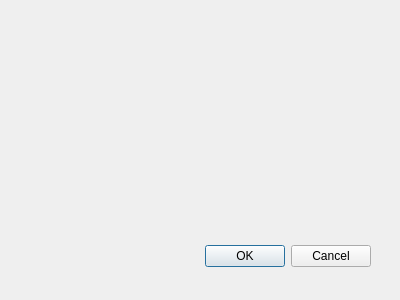
Qt form snapcraft-qt/install_local_snap_dialog.ui (snapcraft-gui/snapcraft-gui) before a commit.
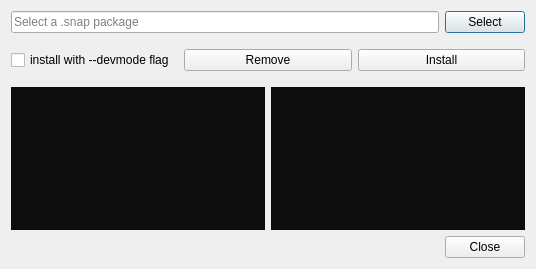
The same form after that commit. Icons and pictures are not drawn.

Commit message: Local snap package installer added, with capabilities to install package remove it after install , to test this click in package manager in file menu and select Install Local Snap .

```diff
--- a/snapcraft-qt/install_local_snap_dialog.ui
+++ b/snapcraft-qt/install_local_snap_dialog.ui
@@ -8,29 +8,131 @@
    <rect>
     <x>0</x>
     <y>0</y>
-    <width>400</width>
-    <height>300</height>
+    <width>536</width>
+    <height>269</height>
    </rect>
   </property>
   <property name="windowTitle">
    <string>Dialog</string>
   </property>
-  <widget name="buttonBox" class="QDialogButtonBox">
-   <property name="geometry">
-    <rect>
-     <x>30</x>
-     <y>240</y>
-     <width>341</width>
-     <height>32</height>
-    </rect>
-   </property>
-   <property name="orientation">
-    <enum>Qt::Horizontal</enum>
-   </property>
-   <property name="standardButtons">
-    <set>QDialogButtonBox::Cancel|QDialogButtonBox::Ok</set>
-   </property>
-  </widget>
+  <layout class="QVBoxLayout" name="verticalLayout">
+   <item>
+    <layout class="QHBoxLayout" name="horizontalLayout">
+     <item>
+      <widget class="QLineEdit" name="snap_path">
+       <property name="placeholderText">
+        <string>Select a .snap package</string>
+       </property>
+      </widget>
+     </item>
+     <item>
+      <widget class="QPushButton" name="choose_snap">
+       <property name="text">
+        <string>Select</string>
+       </property>
+      </widget>
+     </item>
+    </layout>
+   </item>
+   <item>
+    <layout class="QHBoxLayout" name="horizontalLayout_3">
+     <property name="topMargin">
+      <number>10</number>
+     </property>
+     <item>
+      <widget class="QCheckBox" name="devmode">
+       <property name="text">
+        <string>install with --devmode flag</string>
+       </property>
+      </widget>
+     </item>
+     <item>
+      <widget class="QPushButton" name="remove_snap">
+       <property name="text">
+        <string>Remove</string>
+       </property>
+      </widget>
+     </item>
+     <item>
+      <widget class="QPushButton" name="install_button">
+       <property name="text">
+        <string>Install</string>
+       </property>
+      </widget>
+     </item>
+    </layout>
+   </item>
+   <item>
+    <layout class="QHBoxLayout" name="horizontalLayout_4">
+     <property name="topMargin">
+      <number>10</number>
+     </property>
+     <item>
+      <widget class="QTextEdit" name="terminal_output">
+       <property name="font">
+        <font>
+         <pointsize>11</pointsize>
+        </font>
+       </property>
+       <property name="styleSheet">
+        <string notr="true">background-color:#0D0D0D;
+color: rgb(128, 89, 120);
+background-image: url(:/images/images/grid.png);
+background-attachment: fixed;</string>
+       </property>
+      </widget>
+     </item>
+     <item>
+      <widget class="QTextEdit" name="list">
+       <property name="font">
+        <font>
+         <pointsize>11</pointsize>
+        </font>
+       </property>
+       <property name="styleSheet">
+        <string notr="true">background-color:#0D0D0D;
+color: rgb(128, 89, 120);
+background-image: url(:/images/images/grid.png);
+background-attachment: fixed;</string>
+       </property>
+      </widget>
+     </item>
+    </layout>
+   </item>
+   <item>
+    <layout class="QHBoxLayout" name="horizontalLayout_2">
+     <property name="topMargin">
+      <number>0</number>
+     </property>
+     <item>
+      <spacer name="horizontalSpacer">
+       <property name="orientation">
+        <enum>Qt::Horizontal</enum>
+       </property>
+       <property name="sizeHint" stdset="0">
+        <size>
+         <width>40</width>
+         <height>20</height>
+        </size>
+       </property>
+      </spacer>
+     </item>
+     <item>
+      <widget class="QPushButton" name="close_dialog">
+       <property name="sizePolicy">
+        <sizepolicy hsizetype="Maximum" vsizetype="Fixed">
+         <horstretch>0</horstretch>
+         <verstretch>0</verstretch>
+        </sizepolicy>
+       </property>
+       <property name="text">
+        <string>Close</string>
+       </property>
+      </widget>
+     </item>
+    </layout>
+   </item>
+  </layout>
  </widget>
  <pixmapfunction/>
  <resources/>
```
Left out of the diff: 44 changed lines with no effect on the pictures. The commit also changes 2 other files.
